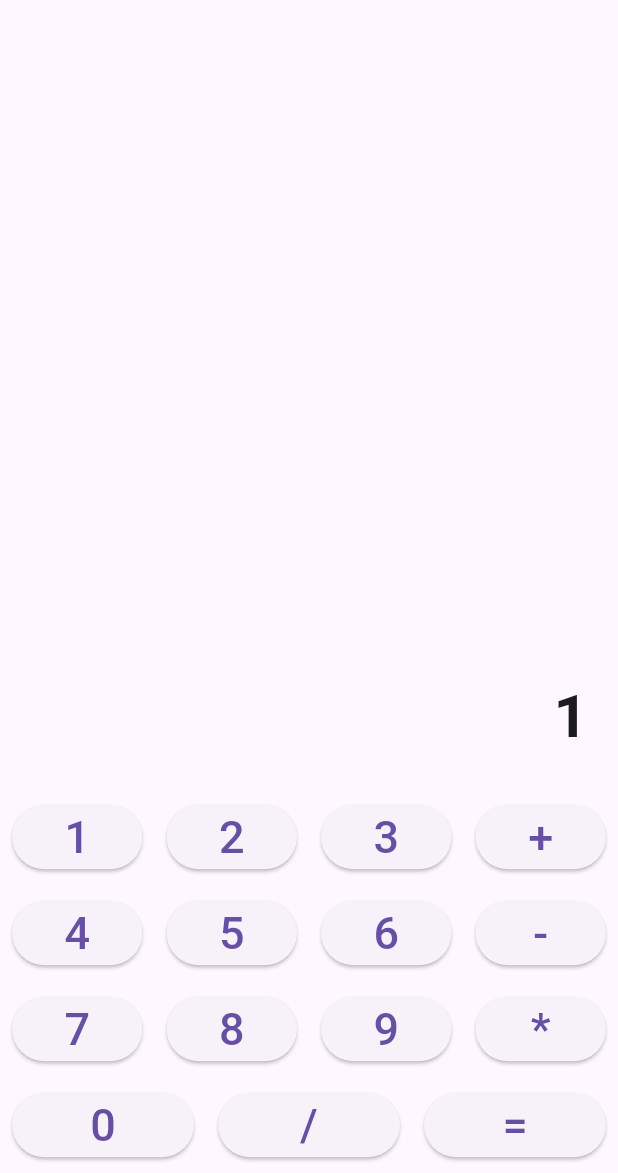
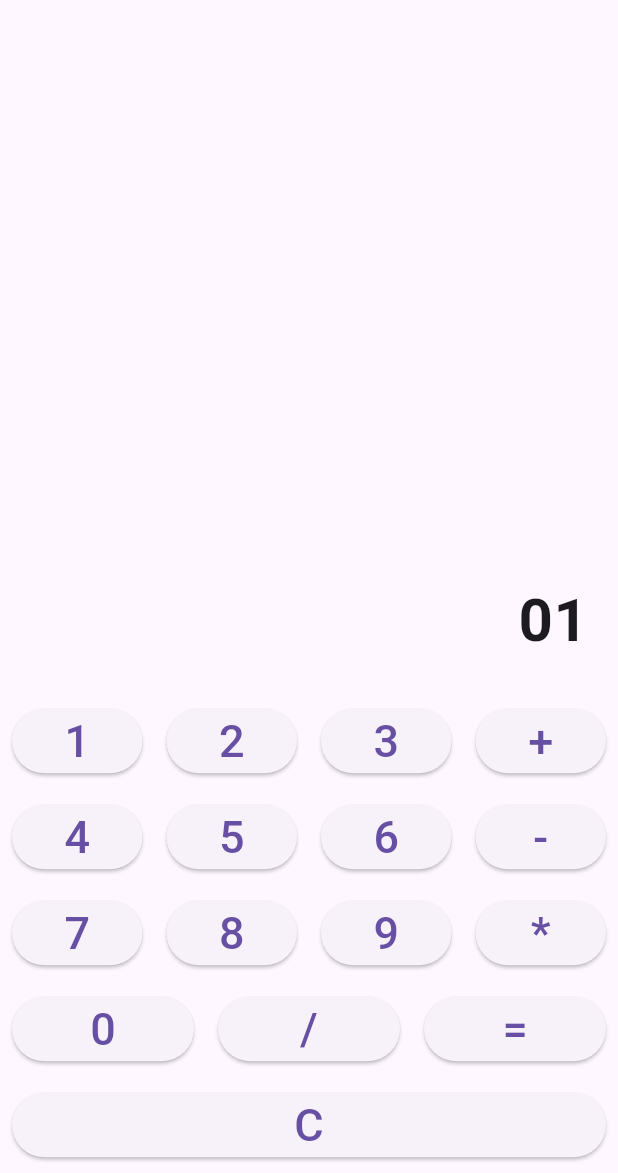
Before and after one commit to gkstl119/calculator_app, a Flutter app: the screen it shows after launch, after a tap on an icon or button, on a phone screen of 412 x 824 dp, the part 63-1236 px from its top. Run offline on Flutter 3.47's test engine with Material 3 defaults, Android fonts, the phone set to English and light mode, and no system bars.

Commit message:
clear button

```diff
--- a/lib/main.dart
+++ b/lib/main.dart
@@ -26,7 +26,13 @@ class _CalculatorHomeState extends State<CalculatorHome> {
 
   void buttonPressed(String value) {
     setState(() {
-      if (value == '+' || value == '-' || value == '*' || value == '/') {
+      if (value == 'C') {
+        // Clear the display and reset everything
+        displayText = '';
+        num1 = 0;
+        num2 = 0;
+        operator = '';
+      } else if (value == '+' || value == '-' || value == '*' || value == '/') {
         num1 = double.parse(displayText);
         operator = value;
         displayText = '';
@@ -101,6 +107,11 @@ class _CalculatorHomeState extends State<CalculatorHome> {
               buildButton("="),
             ],
           ),
+          Row(
+            children: [
+              buildButton("C"), // Clear button
+            ],
+          ),
         ],
       ),
     );
```
